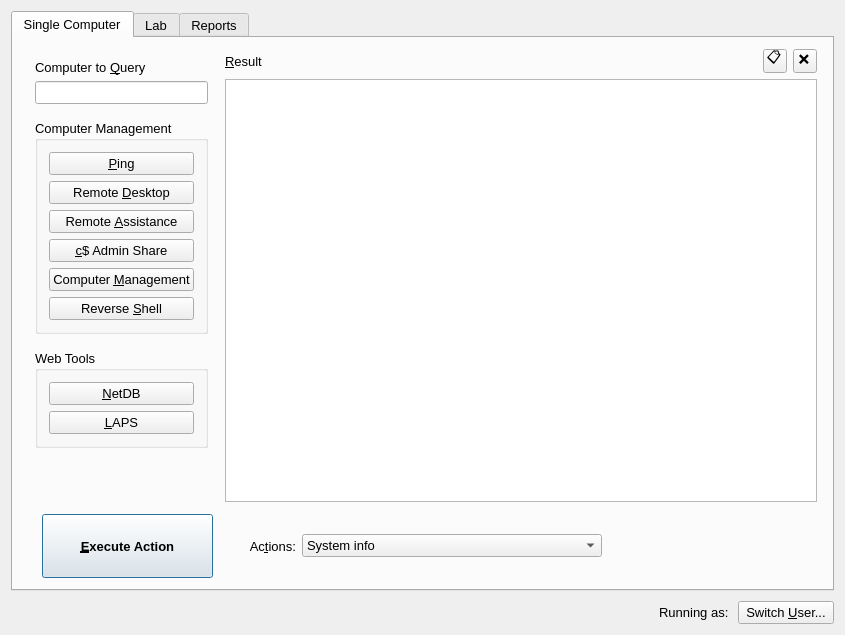
Above: mainwindow.ui from garlic-os/computer-status-neo before the change. Below: the same form after it.
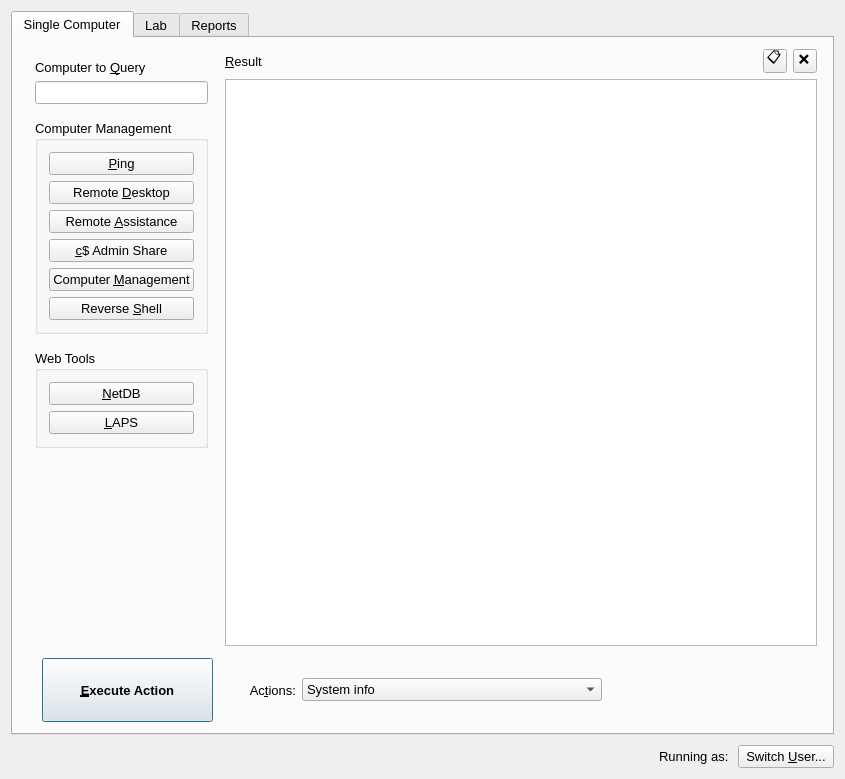
That is the form after the change. Icons and pictures are not drawn.

```diff
--- a/mainwindow.ui
+++ b/mainwindow.ui
@@ -7,7 +7,7 @@
     <x>0</x>
     <y>0</y>
     <width>845</width>
-    <height>635</height>
+    <height>779</height>
    </rect>
   </property>
   <property name="sizePolicy">
@@ -487,7 +487,6 @@
             <property name="font">
              <font>
               <pointsize>10</pointsize>
-              <weight>75</weight>
               <bold>true</bold>
              </font>
             </property>
```
Left out of the diff: 10 changed lines with no effect on the pictures.
